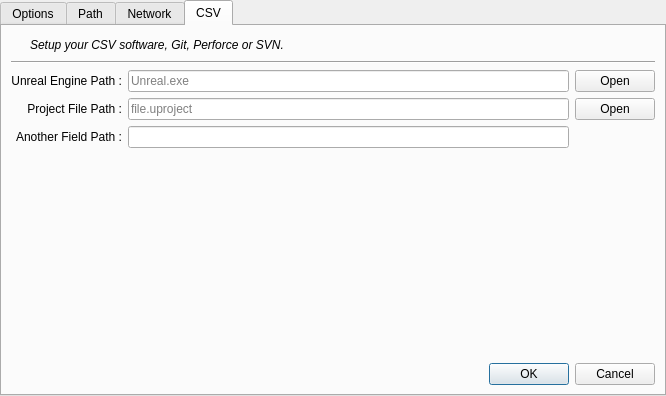
Old version of the form BatchLightUE4/Views/WindowsSetupView.ui in the repository shenyu0403/BatchBuildLightUE4.
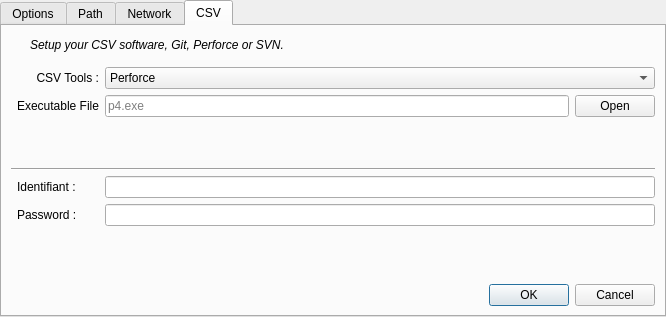
New version of the form. The open tabs and pages were chosen to show the change. Icons and pictures are not drawn.

Commit message: Update the TabView, first WIP for the CSV Tab

Patch:
```diff
--- a/BatchLightUE4/Views/WindowsSetupView.ui
+++ b/BatchLightUE4/Views/WindowsSetupView.ui
@@ -7,7 +7,7 @@
     <x>0</x>
     <y>0</y>
     <width>666</width>
-    <height>396</height>
+    <height>317</height>
    </rect>
   </property>
   <property name="windowTitle">
@@ -516,8 +516,8 @@
    <attribute name="title">
     <string>CSV</string>
    </attribute>
-   <layout class="QGridLayout" name="gridLayout_6">
-    <item row="0" column="0">
+   <layout class="QGridLayout" name="gridLayout_5">
+    <item row="0" column="0" colspan="2">
      <layout class="QHBoxLayout" name="horizontalLayout_3">
       <item>
        <widget class="QLabel" name="label_15">
@@ -582,32 +582,19 @@
       </item>
      </layout>
     </item>
-    <item row="1" column="0">
+    <item row="1" column="0" rowspan="2" colspan="2">
      <widget class="Line" name="line_3">
       <property name="orientation">
        <enum>Qt::Horizontal</enum>
       </property>
      </widget>
     </item>
-    <item row="2" column="0">
-     <layout class="QGridLayout" name="gridLayout_5">
-      <item row="3" column="1">
-       <spacer name="verticalSpacer_4">
-        <property name="orientation">
-         <enum>Qt::Vertical</enum>
-        </property>
-        <property name="sizeHint" stdset="0">
-         <size>
-          <width>20</width>
-          <height>40</height>
-         </size>
-        </property>
-       </spacer>
-      </item>
+    <item row="2" column="1">
+     <layout class="QGridLayout" name="gridLayout">
       <item row="0" column="0">
        <widget class="QLabel" name="label_4">
         <property name="text">
-         <string>Unreal Engine Path :</string>
+         <string>CSV Tools :</string>
         </property>
         <property name="alignment">
          <set>Qt::AlignRight|Qt::AlignTrailing|Qt::AlignVCenter</set>
@@ -615,62 +602,101 @@
        </widget>
       </item>
       <item row="0" column="1">
-       <widget class="QLineEdit" name="lineEdit_7">
-        <property name="text">
-         <string/>
-        </property>
-        <property name="placeholderText">
-         <string>Unreal.exe</string>
-        </property>
+       <widget class="QComboBox" name="comboBox">
+        <item>
+         <property name="text">
+          <string>Perforce</string>
+         </property>
+        </item>
+        <item>
+         <property name="text">
+          <string>Git</string>
+         </property>
+        </item>
+        <item>
+         <property name="text">
+          <string>Subversion</string>
+         </property>
+        </item>
        </widget>
       </item>
       <item row="1" column="0">
        <widget class="QLabel" name="label_13">
         <property name="text">
-         <string>Project File Path :</string>
+         <string>Executable File</string>
         </property>
         <property name="alignment">
          <set>Qt::AlignRight|Qt::AlignTrailing|Qt::AlignVCenter</set>
         </property>
        </widget>
       </item>
-      <item row="2" column="0">
+      <item row="1" column="1">
+       <layout class="QHBoxLayout" name="horizontalLayout_8">
+        <item>
+         <widget class="QLineEdit" name="lineEdit_8">
+          <property name="placeholderText">
+           <string>p4.exe</string>
+          </property>
+         </widget>
+        </item>
+        <item>
+         <widget class="QPushButton" name="pushButton_6">
+          <property name="text">
+           <string>Open</string>
+          </property>
+         </widget>
+        </item>
+       </layout>
+      </item>
+      <item row="2" column="1">
+       <spacer name="verticalSpacer_5">
+        <property name="orientation">
+         <enum>Qt::Vertical</enum>
+        </property>
+        <property name="sizeHint" stdset="0">
+         <size>
+          <width>20</width>
+          <height>40</height>
+         </size>
+        </property>
+       </spacer>
+      </item>
+      <item row="3" column="0">
        <widget class="QLabel" name="label_14">
         <property name="text">
-         <string>Another Field Path :</string>
+         <string>Identifiant :</string>
         </property>
-        <property name="alignment">
-         <set>Qt::AlignRight|Qt::AlignTrailing|Qt::AlignVCenter</set>
-        </property>
        </widget>
       </item>
-      <item row="1" column="1">
-       <widget class="QLineEdit" name="lineEdit_8">
-        <property name="placeholderText">
-         <string>file.uproject</string>
-        </property>
-       </widget>
+      <item row="3" column="1">
+       <widget class="QLineEdit" name="lineEdit_2"/>
       </item>
-      <item row="2" column="1">
-       <widget class="QLineEdit" name="lineEdit_9"/>
-      </item>
-      <item row="0" column="2">
-       <widget class="QPushButton" name="pushButton_5">
+      <item row="4" column="0">
+       <widget class="QLabel" name="label_19">
         <property name="text">
-         <string>Open</string>
+         <string>Password :</string>
         </property>
        </widget>
       </item>
-      <item row="1" column="2">
-       <widget class="QPushButton" name="pushButton_6">
-        <property name="text">
-         <string>Open</string>
+      <item row="4" column="1">
+       <widget class="QLineEdit" name="lineEdit"/>
+      </item>
+      <item row="5" column="1">
+       <spacer name="verticalSpacer_4">
+        <property name="orientation">
+         <enum>Qt::Vertical</enum>
         </property>
-       </widget>
+        <property name="sizeHint" stdset="0">
+         <size>
+          <width>20</width>
+          <height>40</height>
+         </size>
+        </property>
+       </spacer>
       </item>
      </layout>
     </item>
-    <item row="3" column="0">
+    <item row="3" column="0" colspan="2">
      <widget class="QDialogButtonBox" name="buttonBoxCSV">
       <property name="standardButtons">
        <set>QDialogButtonBox::Cancel|QDialogButtonBox::Ok</set>
```
Left out of the diff: 109 changed lines with no effect on the pictures. The commit also changes 1 other file.
